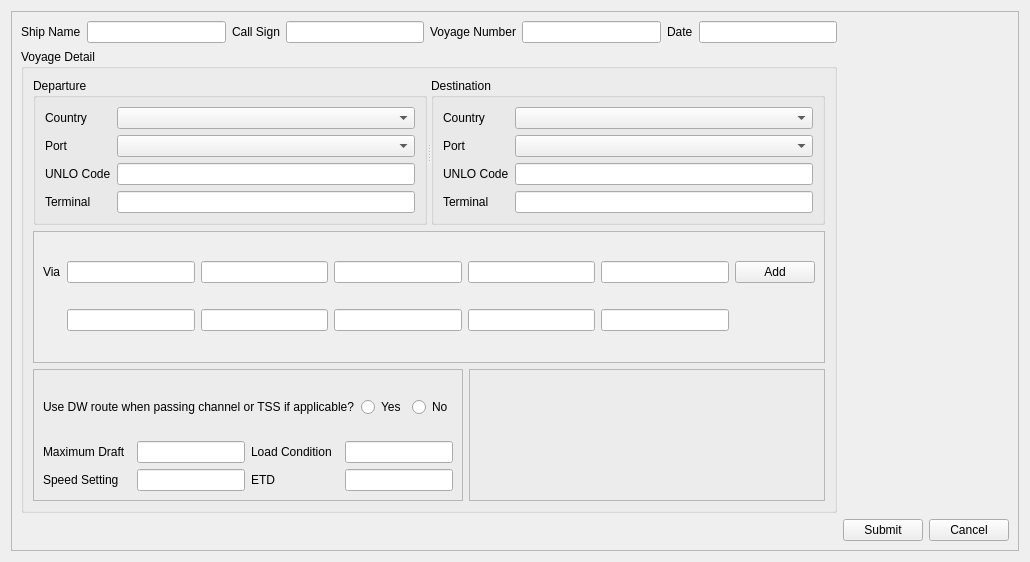
Qt form QtUi/requestRoute.ui (heavenlxj/emgui) before a commit.
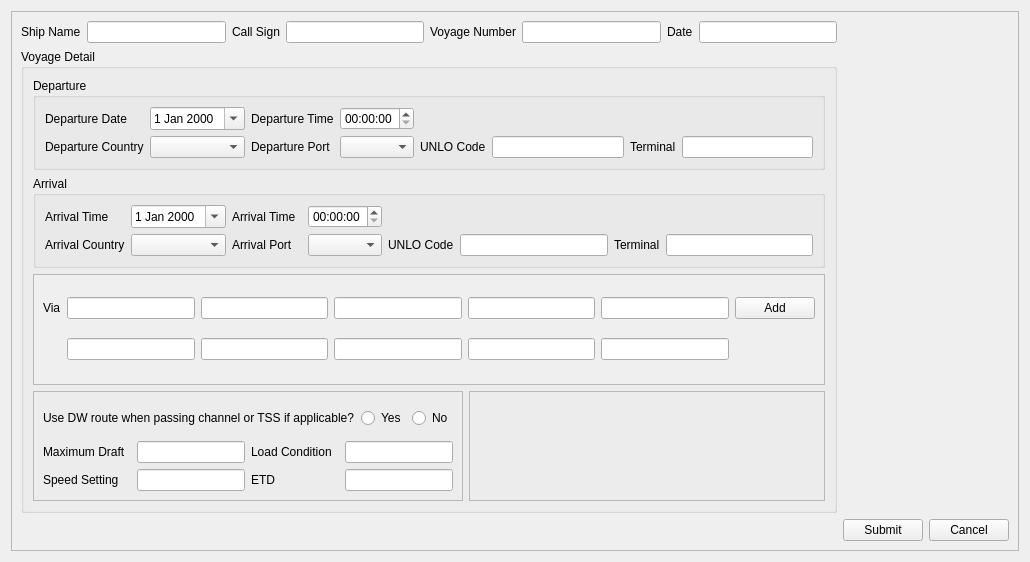
The same form after that commit.

Diff of the .ui file:
```diff
--- a/QtUi/requestRoute.ui
+++ b/QtUi/requestRoute.ui
@@ -86,197 +86,172 @@
         </property>
         <layout class="QGridLayout" name="gridLayout_8">
          <item row="0" column="0" colspan="2">
-          <widget class="QSplitter" name="splitter">
-           <property name="orientation">
-            <enum>Qt::Horizontal</enum>
-           </property>
            <widget class="QGroupBox" name="groupBox_2">
             <property name="title">
              <string>Departure</string>
             </property>
             <layout class="QGridLayout" name="gridLayout">
-             <item row="2" column="0">
-              <widget class="QLabel" name="label_DepartureUnloCode">
-               <property name="text">
-                <string>UNLO Code</string>
-               </property>
-               <property name="buddy">
-                <cstring>unloCodeDepartureEdit</cstring>
-               </property>
-              </widget>
-             </item>
-             <item row="3" column="1">
-              <widget class="QLineEdit" name="terminalDepartureEdit"/>
-             </item>
-             <item row="1" column="0">
-              <widget class="QLabel" name="label_DeparturePort">
-               <property name="text">
-                <string>Port</string>
-               </property>
-               <property name="buddy">
-                <cstring>comboBoxDeparturePort</cstring>
-               </property>
-              </widget>
-             </item>
-             <item row="1" column="1">
-              <widget class="QComboBox" name="comboBoxDeparturePort"/>
-             </item>
              <item row="0" column="1">
-              <widget class="QComboBox" name="comboBoxDepartureCountry"/>
+             <widget class="QDateEdit" name="depart_date_edit">
+              <property name="calendarPopup">
+               <bool>true</bool>
+              </property>
+             </widget>
+            </item>
+            <item row="1" column="2">
+             <widget class="QLabel" name="label_11">
+              <property name="text">
+               <string>Departure Port</string>
+              </property>
+             </widget>
+            </item>
+            <item row="1" column="5">
+             <widget class="QLineEdit" name="unlo_departure_edit"/>
+            </item>
+            <item row="1" column="7">
+             <widget class="QLineEdit" name="terminal_depature"/>
              </item>
              <item row="0" column="0">
-              <widget class="QLabel" name="label_DepartureCountry">
+             <widget class="QLabel" name="label_6">
+              <property name="sizePolicy">
+               <sizepolicy hsizetype="Preferred" vsizetype="Preferred">
+                <horstretch>0</horstretch>
+                <verstretch>0</verstretch>
+               </sizepolicy>
+              </property>
                <property name="text">
-                <string>Country</string>
-               </property>
-               <property name="buddy">
-                <cstring>comboBoxDepartureCountry</cstring>
-               </property>
-              </widget>
-             </item>
-             <item row="3" column="0">
-              <widget class="QLabel" name="label_DepartureTerminal">
+               <string>Departure Date</string>
+              </property>
+             </widget>
+            </item>
+            <item row="1" column="3">
+             <widget class="QComboBox" name="departure_port_combo"/>
+            </item>
+            <item row="1" column="1">
+             <widget class="QComboBox" name="departure_country_combo"/>
+            </item>
+            <item row="1" column="0">
+             <widget class="QLabel" name="label_10">
+              <property name="sizePolicy">
+               <sizepolicy hsizetype="Preferred" vsizetype="Preferred">
+                <horstretch>0</horstretch>
+                <verstretch>0</verstretch>
+               </sizepolicy>
+              </property>
+              <property name="text">
+               <string>Departure Country</string>
+              </property>
+             </widget>
+            </item>
+            <item row="1" column="6">
+             <widget class="QLabel" name="label_13">
                <property name="text">
                 <string>Terminal</string>
                </property>
-               <property name="buddy">
-                <cstring>terminalDepartureEdit</cstring>
+             </widget>
+            </item>
+            <item row="0" column="2">
+             <widget class="QLabel" name="label_7">
+              <property name="text">
+               <string>Departure Time</string>
                </property>
               </widget>
              </item>
-             <item row="2" column="1">
-              <widget class="QLineEdit" name="unloCodeDepartureEdit"/>
+            <item row="1" column="4">
+             <widget class="QLabel" name="label_12">
+              <property name="text">
+               <string>UNLO Code</string>
+              </property>
+             </widget>
+            </item>
+            <item row="0" column="3">
+             <widget class="QTimeEdit" name="departure_time_edit">
+              <property name="calendarPopup">
+               <bool>true</bool>
+              </property>
+             </widget>
              </item>
             </layout>
            </widget>
+         </item>
+         <item row="1" column="0" colspan="2">
            <widget class="QGroupBox" name="groupBox_3">
             <property name="title">
-             <string>Destination</string>
+            <string>Arrival</string>
             </property>
             <layout class="QGridLayout" name="gridLayout_2">
-             <item row="3" column="1">
-              <widget class="QLineEdit" name="DestinationTerminalEdit"/>
-             </item>
-             <item row="0" column="1">
-              <widget class="QComboBox" name="comboBox_DestinationCountry"/>
-             </item>
-             <item row="1" column="1">
-              <widget class="QComboBox" name="comboBox_DestinationPort"/>
-             </item>
-             <item row="2" column="0">
-              <widget class="QLabel" name="label_DestinationUnloCode">
+            <item row="1" column="2">
+             <widget class="QLabel" name="label_15">
                <property name="text">
-                <string>UNLO Code</string>
-               </property>
-               <property name="buddy">
-                <cstring>DestinationUnloCodeEdit</cstring>
+               <string>Arrival Port</string>
                </property>
               </widget>
              </item>
+            <item row="1" column="5">
+             <widget class="QLineEdit" name="arrival_unlo_code"/>
+            </item>
+            <item row="1" column="7">
+             <widget class="QLineEdit" name="arrival_terminal"/>
+            </item>
+            <item row="1" column="1">
+             <widget class="QComboBox" name="arrival_country_edit"/>
+            </item>
+            <item row="1" column="3">
+             <widget class="QComboBox" name="arrival_port_combo"/>
+            </item>
              <item row="1" column="0">
               <widget class="QLabel" name="label_DestinationPort">
                <property name="text">
-                <string>Port</string>
-               </property>
-               <property name="buddy">
-                <cstring>comboBox_DestinationPort</cstring>
-               </property>
-              </widget>
-             </item>
-             <item row="0" column="0">
-              <widget class="QLabel" name="label_DestinationCountry">
+               <string>Arrival Country</string>
+              </property>
+             </widget>
+            </item>
+            <item row="1" column="4">
+             <widget class="QLabel" name="label_16">
                <property name="text">
-                <string>Country</string>
-               </property>
-               <property name="buddy">
-                <cstring>comboBox_DestinationCountry</cstring>
-               </property>
-              </widget>
-             </item>
-             <item row="3" column="0">
-              <widget class="QLabel" name="label_DestinationTerminal">
+               <string>UNLO Code</string>
+              </property>
+             </widget>
+            </item>
+            <item row="1" column="6">
+             <widget class="QLabel" name="label_17">
                <property name="text">
                 <string>Terminal</string>
                </property>
-               <property name="buddy">
-                <cstring>DestinationTerminalEdit</cstring>
-               </property>
-              </widget>
-             </item>
-             <item row="2" column="1">
-              <widget class="QLineEdit" name="DestinationUnloCodeEdit"/>
-             </item>
-            </layout>
-           </widget>
-          </widget>
-         </item>
-         <item row="1" column="0" colspan="2">
-          <widget class="QScrollArea" name="scrollArea">
-           <property name="widgetResizable">
-            <bool>true</bool>
-           </property>
-           <widget class="QWidget" name="scrollAreaWidgetContents">
-            <property name="geometry">
-             <rect>
-              <x>0</x>
-              <y>0</y>
-              <width>806</width>
-              <height>144</height>
-             </rect>
-            </property>
-            <layout class="QGridLayout" name="gridLayout_7">
+             </widget>
+            </item>
              <item row="0" column="0">
-              <widget class="QLabel" name="label_via">
+             <widget class="QLabel" name="label_8">
                <property name="text">
-                <string>Via</string>
-               </property>
-               <property name="buddy">
-                <cstring>via1Edit</cstring>
+               <string>Arrival Time     </string>
                </property>
               </widget>
              </item>
-             <item row="0" column="1">
-              <widget class="QLineEdit" name="via1Edit"/>
-             </item>
              <item row="0" column="2">
-              <widget class="QLineEdit" name="via2Edit"/>
+             <widget class="QLabel" name="label_9">
+              <property name="text">
+               <string>Arrival Time  </string>
+              </property>
+             </widget>
+            </item>
+            <item row="0" column="1">
+             <widget class="QDateEdit" name="arrival_date_edit">
+              <property name="calendarPopup">
+               <bool>true</bool>
+              </property>
+             </widget>
              </item>
              <item row="0" column="3">
-              <widget class="QLineEdit" name="via3Edit"/>
-             </item>
-             <item row="0" column="4">
-              <widget class="QLineEdit" name="via4Edit"/>
-             </item>
-             <item row="0" column="5">
-              <widget class="QLineEdit" name="via4Edit_3"/>
-             </item>
-             <item row="0" column="6">
-              <widget class="QPushButton" name="pushButton">
-               <property name="text">
-                <string>Add</string>
+             <widget class="QTimeEdit" name="arrival_time_edit">
+              <property name="calendarPopup">
+               <bool>true</bool>
                </property>
               </widget>
              </item>
-             <item row="1" column="1">
-              <widget class="QLineEdit" name="via4Edit_5"/>
-             </item>
-             <item row="1" column="2">
-              <widget class="QLineEdit" name="via4Edit_6"/>
-             </item>
-             <item row="1" column="3">
-              <widget class="QLineEdit" name="via4Edit_7"/>
-             </item>
-             <item row="1" column="4">
-              <widget class="QLineEdit" name="via4Edit_4"/>
-             </item>
-             <item row="1" column="5">
-              <widget class="QLineEdit" name="via4Edit_8"/>
-             </item>
-            </layout>
-           </widget>
-          </widget>
+           </layout>
+          </widget>
          </item>
-         <item row="2" column="0">
+         <item row="3" column="0">
           <widget class="QFrame" name="frame_2">
            <property name="frameShape">
             <enum>QFrame::StyledPanel</enum>
@@ -447,7 +422,7 @@
            <zorder>etdEdit</zorder>
           </widget>
          </item>
-         <item row="2" column="1">
+         <item row="3" column="1">
           <widget class="QFrame" name="frame_4">
            <property name="sizePolicy">
             <sizepolicy hsizetype="Expanding" vsizetype="Expanding">
@@ -463,6 +438,72 @@
            </property>
           </widget>
          </item>
+         <item row="2" column="0" colspan="2">
+          <widget class="QScrollArea" name="scrollArea">
+           <property name="widgetResizable">
+            <bool>true</bool>
+           </property>
+           <widget class="QWidget" name="scrollAreaWidgetContents">
+            <property name="geometry">
+             <rect>
+              <x>0</x>
+              <y>0</y>
+              <width>806</width>
+              <height>128</height>
+             </rect>
+            </property>
+            <layout class="QGridLayout" name="gridLayout_7">
+             <item row="0" column="0">
+              <widget class="QLabel" name="label_via">
+               <property name="text">
+                <string>Via</string>
+               </property>
+               <property name="buddy">
+                <cstring>via1Edit</cstring>
+               </property>
+              </widget>
+             </item>
+             <item row="0" column="1">
+              <widget class="QLineEdit" name="via1Edit"/>
+             </item>
+             <item row="0" column="2">
+              <widget class="QLineEdit" name="via2Edit"/>
+             </item>
+             <item row="0" column="3">
+              <widget class="QLineEdit" name="via3Edit"/>
+             </item>
+             <item row="0" column="4">
+              <widget class="QLineEdit" name="via4Edit"/>
+             </item>
+             <item row="0" column="5">
+              <widget class="QLineEdit" name="via4Edit_3"/>
+             </item>
+             <item row="0" column="6">
+              <widget class="QPushButton" name="add_btn">
+               <property name="text">
+                <string>Add</string>
+               </property>
+              </widget>
+             </item>
+             <item row="1" column="1">
+              <widget class="QLineEdit" name="via4Edit_5"/>
+             </item>
+             <item row="1" column="2">
+              <widget class="QLineEdit" name="via4Edit_6"/>
+             </item>
+             <item row="1" column="3">
+              <widget class="QLineEdit" name="via4Edit_7"/>
+             </item>
+             <item row="1" column="4">
+              <widget class="QLineEdit" name="via4Edit_4"/>
+             </item>
+             <item row="1" column="5">
+              <widget class="QLineEdit" name="via4Edit_8"/>
+             </item>
+            </layout>
+           </widget>
+          </widget>
+         </item>
         </layout>
        </widget>
       </item>
```
Left out of the diff: 48 changed lines with no effect on the pictures. Lines whose indentation alone changed are shown as unchanged.
